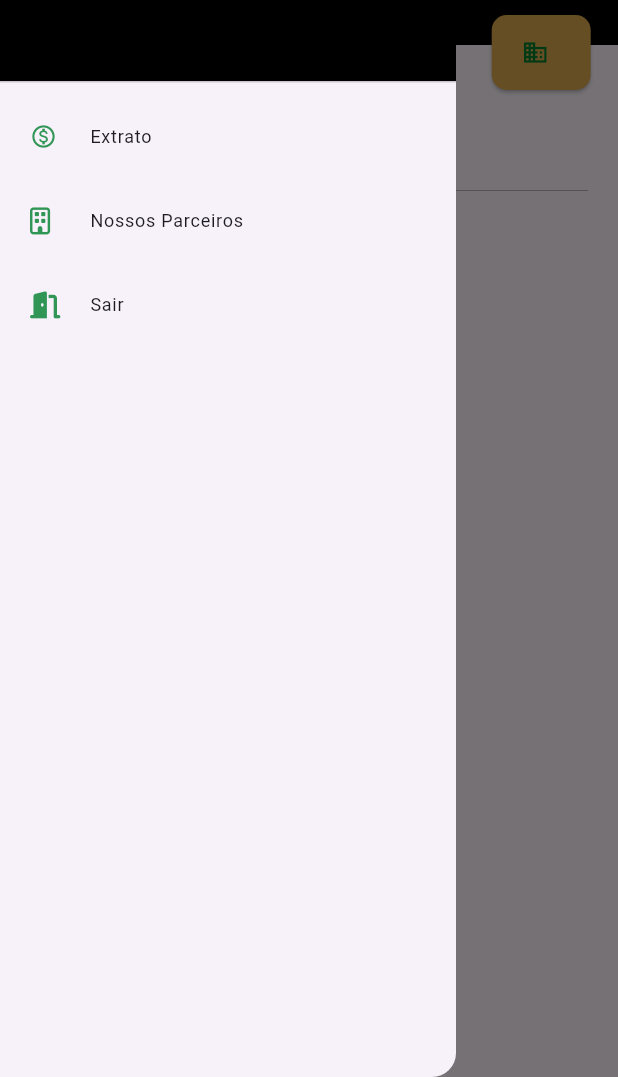
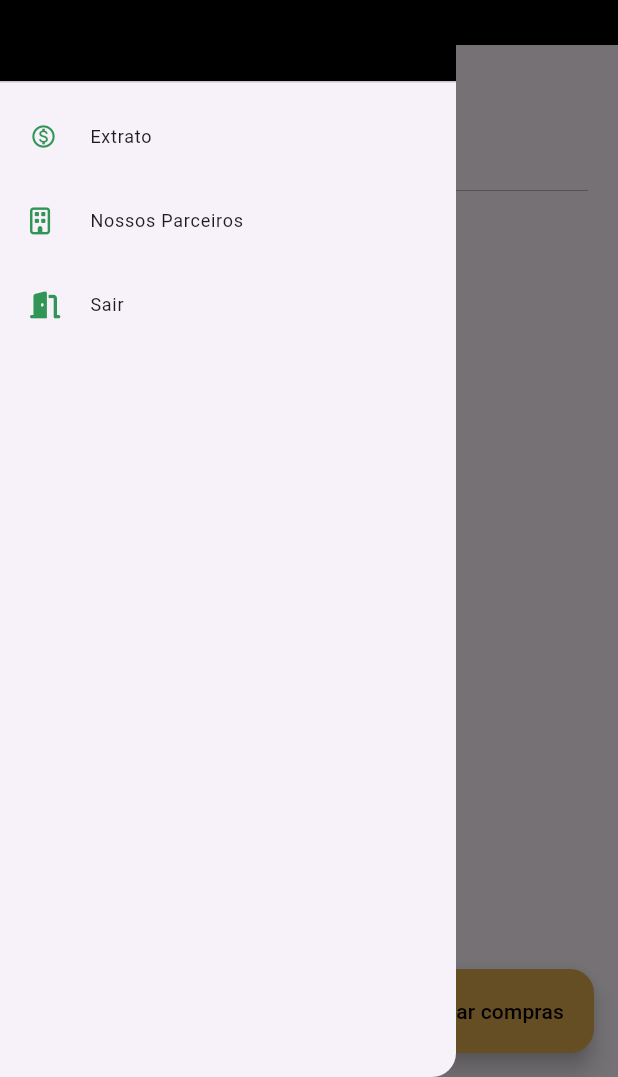
Before and after one commit to TemCashBack/mobile, a Flutter app: the screen it shows once a user with an empty profile is signed in, with the side drawer open, on a phone screen of 412 x 824 dp, the part 159-1236 px from its top. Run offline on Flutter 3.47's test engine with Material 3 defaults, Android fonts, the phone set to English and light mode, and no system bars; our stand-ins replace camera, cloud_firestore, firebase_auth, firebase_core, firebase_messaging, firebase_storage and 7 more; missing offline and left inert: clippy_flutter, custom_info_window, firebase_app_installations, firebase_in_app_messaging, map_launcher; accounts and stored records are empty.

Commit message:
feat(botao): adiciona botao de cadastrar compra

```diff
--- a/lib/modules/estabelecimentos/estabelecimentos_page.dart
+++ b/lib/modules/estabelecimentos/estabelecimentos_page.dart
@@ -49,20 +49,23 @@ class EstabelecimentosPage extends StatelessWidget {
                 unselectedLabelColor: Colors.white,
                 tabs: [
                   Tab(
+                    text: 'Mapa',
+                    icon: Icon(Icons.map_outlined),
+                  ),
+                  Tab(
                     text: 'Lista',
                     icon: Icon(Icons.list),
                   ),
-                  Tab(
-                    text: 'Mapa',
-                    icon: Icon(Icons.map_outlined),
-                  )
                 ],
               ),
             ),
           ),
           body: TabBarView(
             physics: NeverScrollableScrollPhysics(),
-            children: [ListaPage(), MapaPage()],
+            children: [
+              MapaPage(),
+              ListaPage(),
+            ],
           )),
     );
   }
--- a/lib/modules/home/home_page.dart
+++ b/lib/modules/home/home_page.dart
@@ -49,6 +49,20 @@ class HomePage extends StatelessWidget {
         titleTextStyle: TextStyle(color: Colors.white, fontSize: 20),
         iconTheme: IconThemeData(
           color: Colors.white, // Cor do ícone do Drawer
+        ),
+      ),
+      floatingActionButton: FloatingActionButton.extended(
+        onPressed: () {
+          Get.offAndToNamed(AppRoutes.ESTABELECIMENTOS);
+        },
+        backgroundColor: secondaryThemeColor,
+        label: Text(
+          'Informar compras',
+          style: TextStyle(color: Colors.black),
+        ),
+        icon: Icon(
+          Icons.add,
+          color: primaryThemeColor,
         ),
       ),
       body: Stack(
@@ -105,12 +119,11 @@ class HomePage extends StatelessWidget {
                                   text: TextSpan(
                                     children: [
                                       TextSpan(
-                                        text: 'R\$ ', // Prefixo estilizado
+                                        text: 'R\$ ',
                                         style: TextStyle(fontSize: 18),
                                       ),
                                       TextSpan(
-                                        text:
-                                            "100.000.000,00", // Texto principal
+                                        text: "100.000.000,00",
                                         style: TextStyle(
                                             foreground: Paint()
                                               ..shader = LinearGradient(
@@ -128,38 +141,6 @@ class HomePage extends StatelessWidget {
                                   ),
                                 )),
                               ],
-                            ),
-                          ],
-                        ),
-                      ),
-                    ),
-                    Positioned(
-                      bottom: -60,
-                      right: 10,
-                      width: MediaQuery.of(context).size.width * 0.2,
-                      height: 80,
-                      child: Container(
-                        child: Column(
-                          children: [
-                            ElevatedButton.icon(
-                              icon: Icon(
-                                Icons.business,
-                                color: primaryThemeColor,
-                              ),
-                              onPressed: () {
-                                Get.offAndToNamed(AppRoutes.ESTABELECIMENTOS);
-                              },
-                              style: ElevatedButton.styleFrom(
-                                foregroundColor: primaryThemeColor,
-                                backgroundColor: secondaryThemeColor,
-                                padding: EdgeInsets.symmetric(
-                                    horizontal: 20, vertical: 16),
-                                shape: RoundedRectangleBorder(
-                                  borderRadius: BorderRadius.circular(
-                                      10), // Rounded corners
-                                ),
-                              ),
-                              label: SizedBox.shrink(),
                             ),
                           ],
                         ),
```
